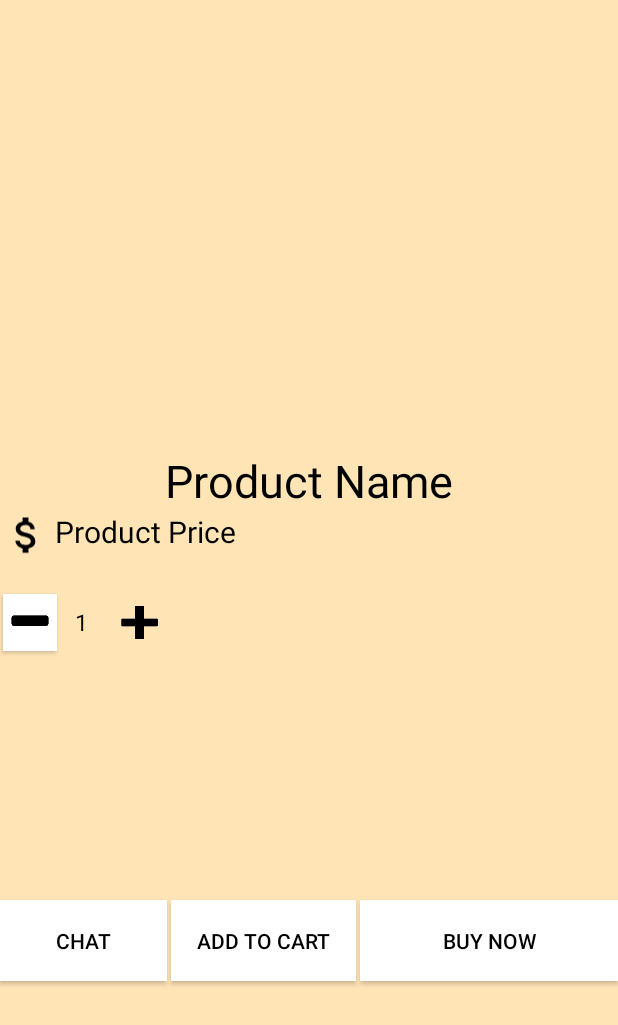
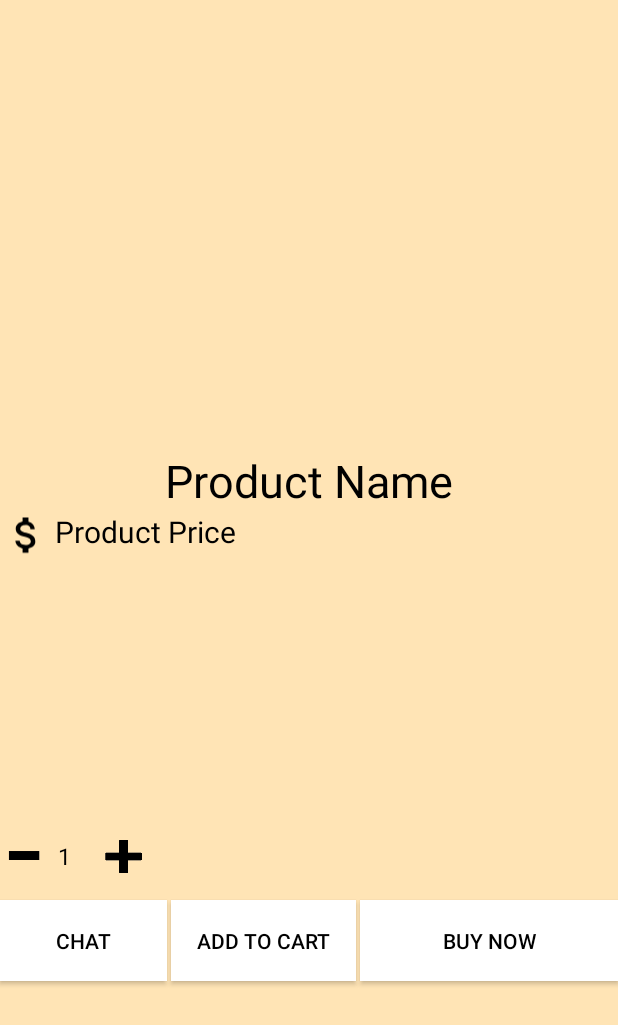
Before and after one commit to YunJing4411/project, an Android app: the layout activity_product_page.xml on its own in the app's theme, with its tools: preview values and no code run, on a phone screen of 412 x 824 dp. Shown: the top 1025 px of the screen. Run offline under Robolectric (Android 15) with nearby library versions, the light colour scheme and no system bars.

Commit message:
update productpage

```diff
--- a/app/src/main/res/layout/activity_product_page.xml
+++ b/app/src/main/res/layout/activity_product_page.xml
@@ -99,15 +99,15 @@
         app:layout_constraintTop_toTopOf="parent" />
 
     <Button
-        android:id="@+id/btnDecrease"
-        android:layout_width="36dp"
+        android:id="@+id/btnIncrease"
+        android:layout_width="42dp"
         android:layout_height="38dp"
-        android:layout_marginTop="396dp"
+        android:layout_marginTop="552dp"
         android:layout_weight="1"
-        android:background="@drawable/minus"
+        android:background="@drawable/add"
         android:gravity="center"
         app:layout_constraintEnd_toEndOf="parent"
-        app:layout_constraintHorizontal_bias="0.005"
+        app:layout_constraintHorizontal_bias="0.165"
         app:layout_constraintStart_toStartOf="parent"
         app:layout_constraintTop_toTopOf="parent" />
 
@@ -115,7 +115,7 @@
         android:id="@+id/etAmount"
         android:layout_width="32dp"
         android:layout_height="38dp"
-        android:layout_marginTop="396dp"
+        android:layout_marginTop="552dp"
         android:background="@null"
         android:gravity="center"
         android:inputType="number"
@@ -123,22 +123,40 @@
         android:textColor="@android:color/black"
         android:textSize="15sp"
         app:layout_constraintEnd_toEndOf="parent"
-        app:layout_constraintHorizontal_bias="0.1"
+        app:layout_constraintHorizontal_bias="0.071"
         app:layout_constraintStart_toStartOf="parent"
         app:layout_constraintTop_toTopOf="parent" />
 
     <Button
-        android:id="@+id/btnIncrease"
-        android:layout_width="42dp"
+        android:id="@+id/btnDecrease"
+        android:layout_width="36dp"
         android:layout_height="38dp"
-        android:layout_marginTop="396dp"
+        android:layout_marginTop="552dp"
         android:layout_weight="1"
-        android:background="@drawable/add"
+        android:background="@drawable/minus"
         android:gravity="center"
         app:layout_constraintEnd_toEndOf="parent"
-        app:layout_constraintHorizontal_bias="0.195"
+        app:layout_constraintHorizontal_bias="0.0"
         app:layout_constraintStart_toStartOf="parent"
         app:layout_constraintTop_toTopOf="parent" />
 
+    <TextView
+        android:id="@+id/description"
+        android:layout_width="417dp"
+        android:layout_height="146dp"
+        android:layout_marginTop="388dp"
+        android:layout_marginEnd="13dp"
+        android:layout_marginRight="13dp"
+        android:layout_marginBottom="32dp"
+        android:singleLine="false"
+        android:textColor="@color/common_google_signin_btn_text_dark_focused"
+        android:textSize="18sp"
+        app:layout_constraintBottom_toTopOf="@+id/btnIncrease"
+        app:layout_constraintEnd_toEndOf="parent"
+        app:layout_constraintHorizontal_bias="0.0"
+        app:layout_constraintStart_toStartOf="parent"
+        app:layout_constraintTop_toTopOf="parent"
+        app:layout_constraintVertical_bias="0.142" />
+
 
 </androidx.constraintlayout.widget.ConstraintLayout>
--- a/app/src/main/res/layout/goods.xml
+++ b/app/src/main/res/layout/goods.xml
@@ -14,6 +14,7 @@
         app:layout_constraintBottom_toBottomOf="@+id/gname"
         app:layout_constraintStart_toStartOf="parent"
         app:layout_constraintTop_toTopOf="@+id/gname"
+        android:scaleType="fitXY"
          />
 
     <TextView
```
Also changed, not shown: app/src/main/java/com/example/project/product_page.java (+101 -4 lines), app/src/main/java/com/example/project/share.java (+16 -10 lines), app/src/main/res/drawable/minus.png.
